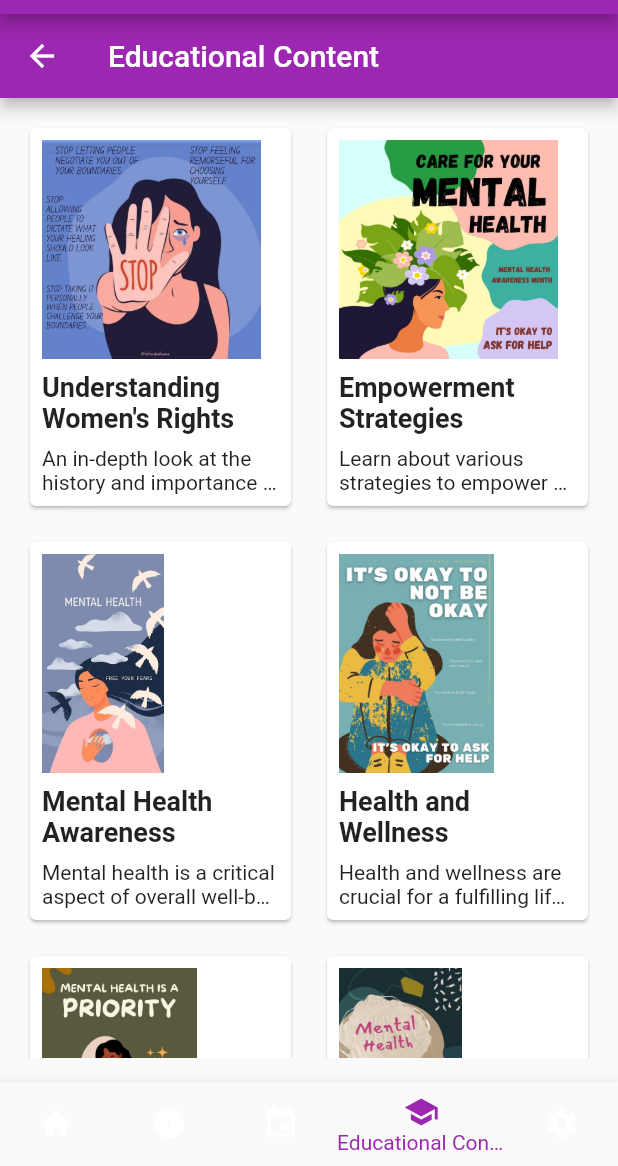
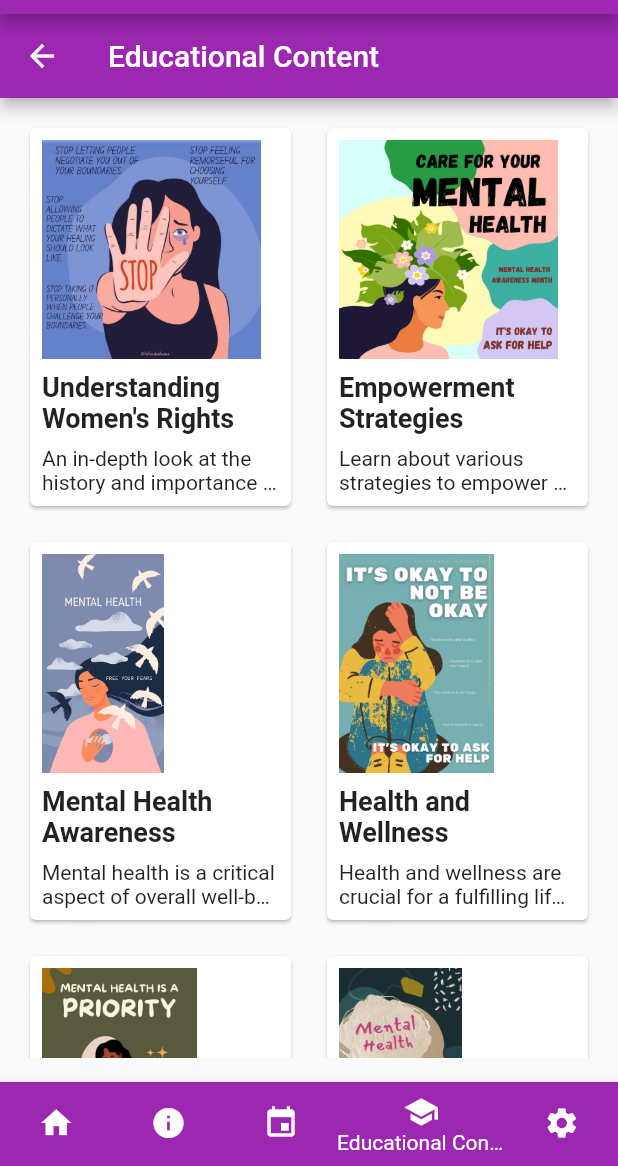
Before and after one commit to Teresiah-cpu/PlpFinal_projectG10, a Flutter app: the MyHomePage screen opened by its route, item 4 of the bottom bar chosen, on a phone screen of 412 x 824 dp, the part 70-1236 px from its top. Run offline on Flutter 3.47's test engine with Material 2 defaults, Android fonts, the phone set to English and light mode, and no system bars; our stand-ins replace geocoding, google_fonts, image_picker, location; network calls fail.

Commit message:
changed the bottom navbar icons UI

```diff
--- a/lib/myhomepage.dart
+++ b/lib/myhomepage.dart
@@ -40,6 +40,7 @@
             icon: Icon(Icons.settings),
             onPressed: () {
               Navigator.pushNamed(context, '/settings'); // Navigate to SettingsScreen
+              //Colors.purple;
             },
           ),
         ],
@@ -49,11 +50,13 @@
         items: const <BottomNavigationBarItem>[
           BottomNavigationBarItem(
             icon: Icon(Icons.home),
+            backgroundColor: Colors.purple,
             label: 'Home',
           ),
           BottomNavigationBarItem(
             icon: Icon(Icons.info),
             label: 'About Us',
+            backgroundColor: Colors.purple,
           ),
           BottomNavigationBarItem(
             icon: Icon(Icons.event),
@@ -69,7 +72,7 @@
           ),
         ],
         currentIndex: _selectedIndex,
-        selectedItemColor: Colors.purple,
+        //selectedItemColor: Colors.purple,
         onTap: _onItemTapped,
       ),
     );
```
